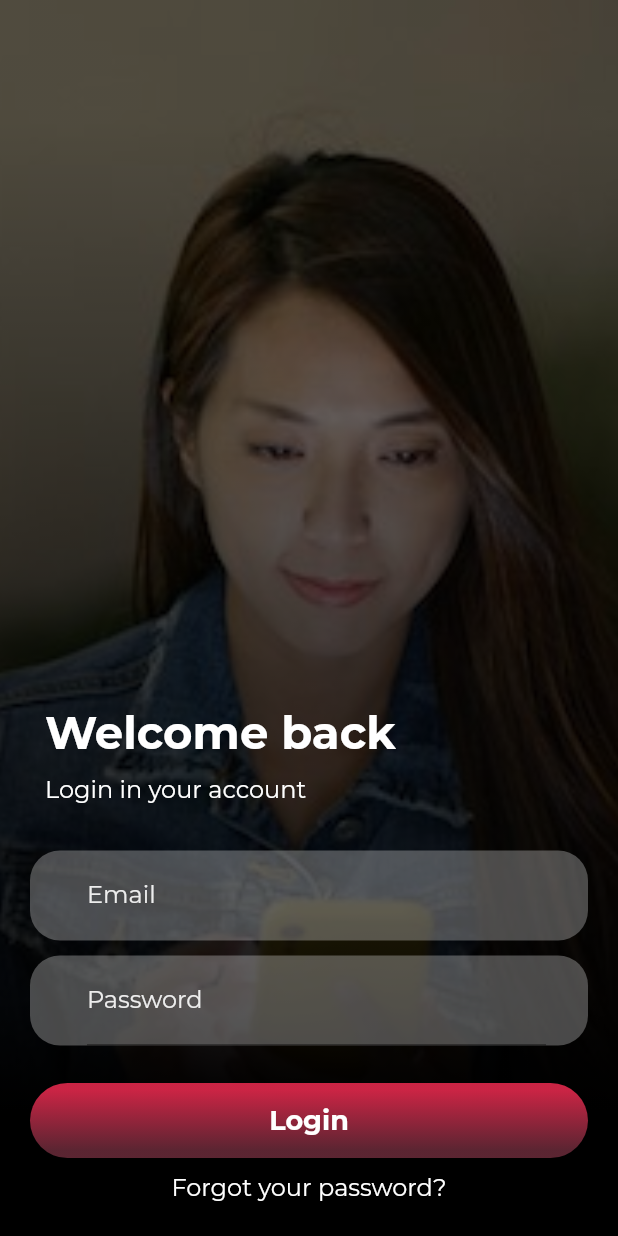
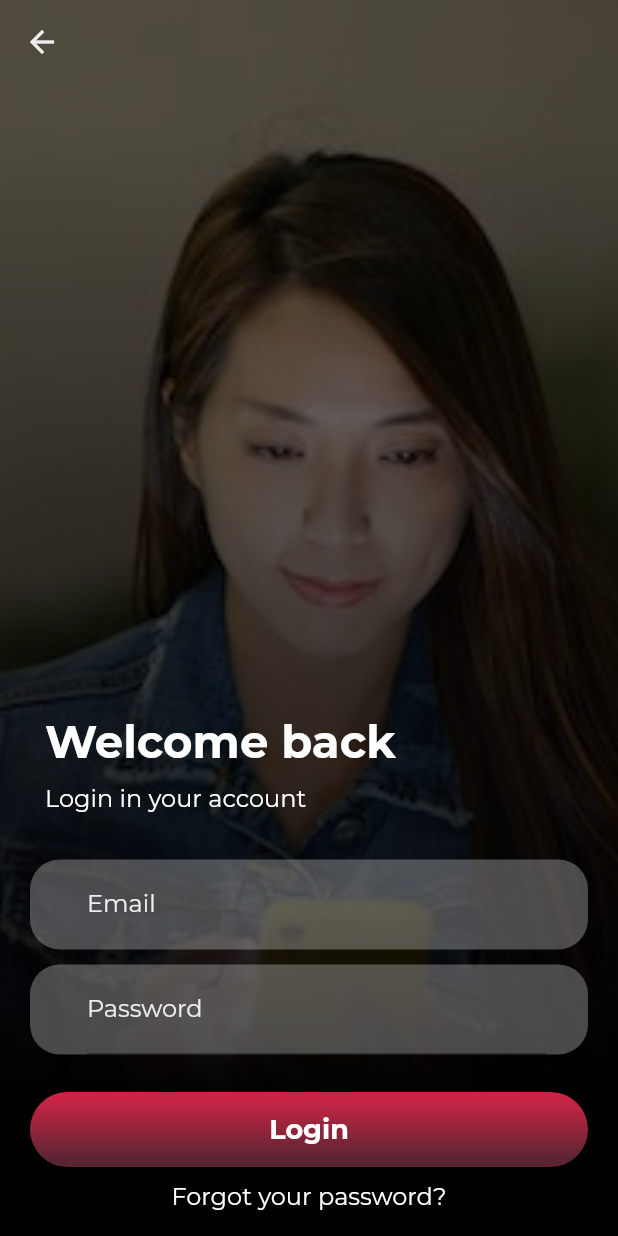
Before and after one commit to hakimdaniall/cartsituios, a Flutter app: the screen it shows after launch, after a tap on "Login", on a phone screen of 412 x 824 dp. Run offline on Flutter 3.47's test engine with Material 2 defaults, Android fonts, the phone set to English and light mode, and no system bars; our stand-ins replace carousel_pro, flutter_spinkit, intl_phone_number_input, page_transition, video_player; missing offline and left inert: custom_switch; project files that could hold a hidden picture were left out.

Commit message:
Insert back button in login.dart

```diff
--- a/lib/pages/login_signup/login.dart
+++ b/lib/pages/login_signup/login.dart
@@ -63,10 +63,22 @@ class _LoginState extends State<Login> {
             child: WillPopScope(
               child: Scaffold(
                 backgroundColor: Colors.transparent,
+                appBar: AppBar(
+                  backgroundColor: Colors.transparent,
+                  elevation: 0.0,
+                  leading: InkWell(
+                    onTap: () {Navigator.pop(context);
+                    },
+                    child: Icon(
+                      Icons.arrow_back,
+                      color: white,
+                    ),
+                  ),
+                ),
                 body: ListView(
                   physics: BouncingScrollPhysics(),
                   children: <Widget>[
-                    SizedBox(height: 450.0),
+                    SizedBox(height: 400.0),
                     Padding(
                       padding: EdgeInsets.only(top: 20.0, left: 30.0),
                       child: Text(
--- a/lib/pages/splashScreen.dart
+++ b/lib/pages/splashScreen.dart
@@ -58,7 +58,6 @@ class _SplashScreenState extends State<SplashScreen> {
                 backgroundColor: Colors.transparent,
                 body: Padding(
                   padding: EdgeInsets.all(8.0),
-                  child: Center(
                   child: Padding(
                     padding: const EdgeInsets.all(8.0),
                     child: Positioned(
@@ -85,7 +84,7 @@ class _SplashScreenState extends State<SplashScreen> {
                               'Better Than Ever Before',
                               style: TextStyle(
                                 color: Colors.white,
-                                  fontSize: 32.0,
+                                fontSize: 24.0,
                                 fontWeight: FontWeight.w600,
                               ),
                             ),
@@ -189,7 +188,6 @@ class _SplashScreenState extends State<SplashScreen> {
               ),
             ),
           ),
-          ),
         ],
       ),
     );
```
Lines whose indentation alone changed are shown as unchanged.
